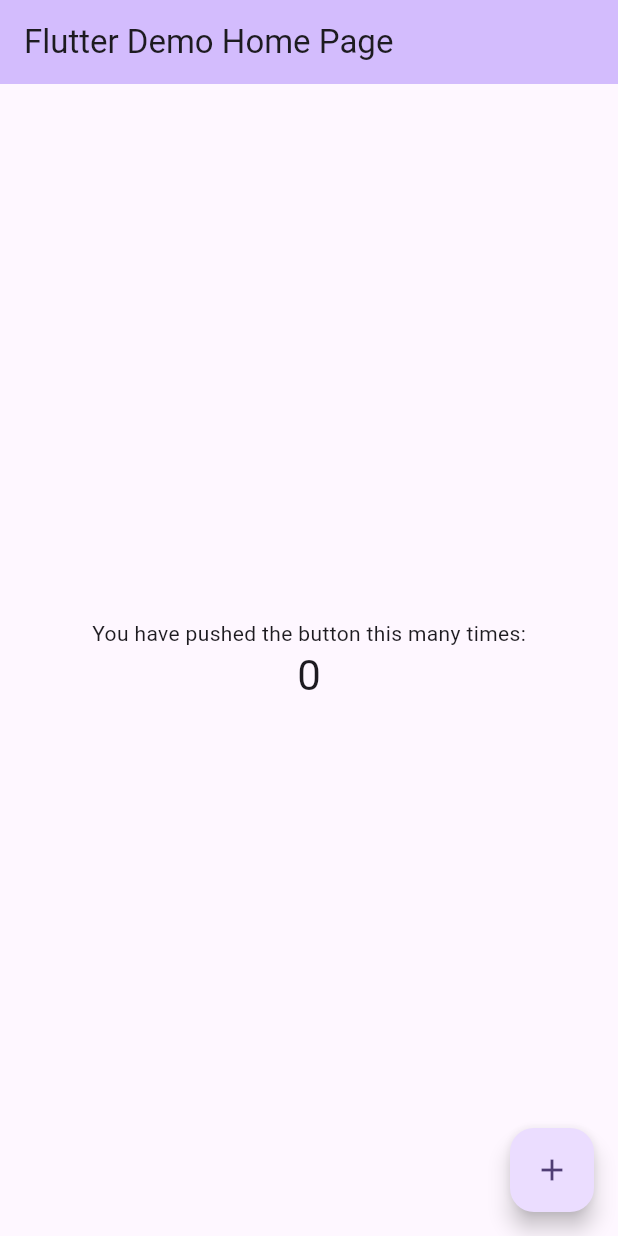
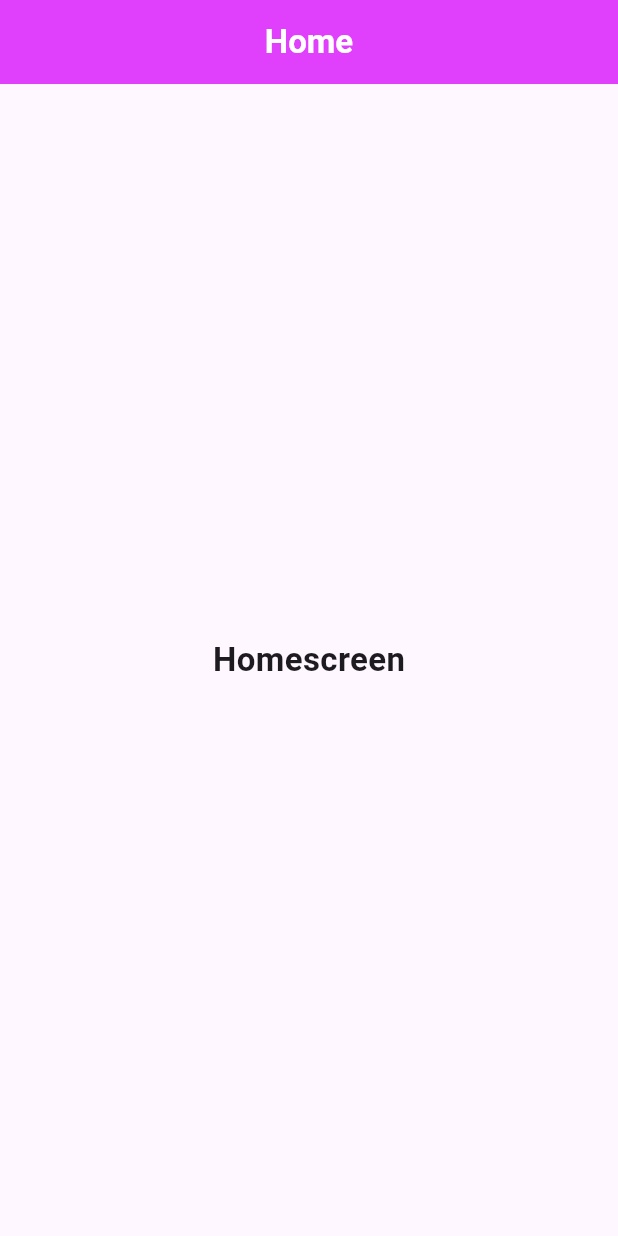
Before and after one commit to ismailSilkron/pei_yee_session, a Flutter app: the screen it shows after launch, on a phone screen of 412 x 824 dp. Run offline on Flutter 3.47's test engine with Material 3 defaults, Android fonts, the phone set to English and light mode, and no system bars.

Commit message:
added homepage

```diff
--- a/lib/main.dart
+++ b/lib/main.dart
@@ -1,4 +1,5 @@
 import 'package:flutter/material.dart';
+import 'package:pei_yee_session/screen/home/view/home_screen.dart';
 
 void main() {
   runApp(const MyApp());
@@ -10,113 +11,6 @@ class MyApp extends StatelessWidget {
   // This widget is the root of your application.
   @override
   Widget build(BuildContext context) {
-    return MaterialApp(
-      title: 'Flutter Demo',
-      theme: ThemeData(
-        // This is the theme of your application.
-        //
-        // TRY THIS: Try running your application with "flutter run". You'll see
-        // the application has a purple toolbar. Then, without quitting the app,
-        // try changing the seedColor in the colorScheme below to Colors.green
-        // and then invoke "hot reload" (save your changes or press the "hot
-        // reload" button in a Flutter-supported IDE, or press "r" if you used
-        // the command line to start the app).
-        //
-        // Notice that the counter didn't reset back to zero; the application
-        // state is not lost during the reload. To reset the state, use hot
-        // restart instead.
-        //
-        // This works for code too, not just values: Most code changes can be
-        // tested with just a hot reload.
-        colorScheme: ColorScheme.fromSeed(seedColor: Colors.deepPurple),
-      ),
-      home: const MyHomePage(title: 'Flutter Demo Home Page'),
-    );
+    return MaterialApp(home: HomeScreen(), debugShowCheckedModeBanner: false);
   }
 }
-
-class MyHomePage extends StatefulWidget {
-  const MyHomePage({super.key, required this.title});
-
-  // This widget is the home page of your application. It is stateful, meaning
-  // that it has a State object (defined below) that contains fields that affect
-  // how it looks.
-
-  // This class is the configuration for the state. It holds the values (in this
-  // case the title) provided by the parent (in this case the App widget) and
-  // used by the build method of the State. Fields in a Widget subclass are
-  // always marked "final".
-
-  final String title;
-
-  @override
-  State<MyHomePage> createState() => _MyHomePageState();
-}
-
-class _MyHomePageState extends State<MyHomePage> {
-  int _counter = 0;
-
-  void _incrementCounter() {
-    setState(() {
-      // This call to setState tells the Flutter framework that something has
-      // changed in this State, which causes it to rerun the build method below
-      // so that the display can reflect the updated values. If we changed
-      // _counter without calling setState(), then the build method would not be
-      // called again, and so nothing would appear to happen.
-      _counter++;
-    });
-  }
-
-  @override
-  Widget build(BuildContext context) {
-    // This method is rerun every time setState is called, for instance as done
-    // by the _incrementCounter method above.
-    //
-    // The Flutter framework has been optimized to make rerunning build methods
-    // fast, so that you can just rebuild anything that needs updating rather
-    // than having to individually change instances of widgets.
-    return Scaffold(
-      appBar: AppBar(
-        // TRY THIS: Try changing the color here to a specific color (to
-        // Colors.amber, perhaps?) and trigger a hot reload to see the AppBar
-        // change color while the other colors stay the same.
-        backgroundColor: Theme.of(context).colorScheme.inversePrimary,
-        // Here we take the value from the MyHomePage object that was created by
-        // the App.build method, and use it to set our appbar title.
-        title: Text(widget.title),
-      ),
-      body: Center(
-        // Center is a layout widget. It takes a single child and positions it
-        // in the middle of the parent.
-        child: Column(
-          // Column is also a layout widget. It takes a list of children and
-          // arranges them vertically. By default, it sizes itself to fit its
-          // children horizontally, and tries to be as tall as its parent.
-          //
-          // Column has various properties to control how it sizes itself and
-          // how it positions its children. Here we use mainAxisAlignment to
-          // center the children vertically; the main axis here is the vertical
-          // axis because Columns are vertical (the cross axis would be
-          // horizontal).
-          //
-          // TRY THIS: Invoke "debug painting" (choose the "Toggle Debug Paint"
-          // action in the IDE, or press "p" in the console), to see the
-          // wireframe for each widget.
-          mainAxisAlignment: MainAxisAlignment.center,
-          children: <Widget>[
-            const Text('You have pushed the button this many times:'),
-            Text(
-              '$_counter',
-              style: Theme.of(context).textTheme.headlineMedium,
-            ),
-          ],
-        ),
-      ),
-      floatingActionButton: FloatingActionButton(
-        onPressed: _incrementCounter,
-        tooltip: 'Increment',
-        child: const Icon(Icons.add),
-      ), // This trailing comma makes auto-formatting nicer for build methods.
-    );
-  }
-}
--- /dev/null
+++ b/lib/screen/home/view/home_screen.dart
@@ -0,0 +1,34 @@
+import 'package:flutter/material.dart';
+
+class HomeScreen extends StatefulWidget {
+  const HomeScreen({super.key});
+
+  @override
+  State<HomeScreen> createState() => _HomeScreenState();
+}
+
+class _HomeScreenState extends State<HomeScreen> {
+  @override
+  Widget build(BuildContext context) {
+    return Scaffold(
+      appBar: AppBar(
+        title: Text(
+          "Home",
+          style: TextStyle(
+            color: Colors.white,
+            fontWeight: FontWeight.bold,
+            fontSize: 22,
+          ),
+        ),
+        centerTitle: true,
+        backgroundColor: Colors.purpleAccent,
+      ),
+      body: Center(
+        child: Text(
+          "Homescreen",
+          style: TextStyle(fontSize: 22, fontWeight: FontWeight.bold),
+        ),
+      ),
+    );
+  }
+}
```
